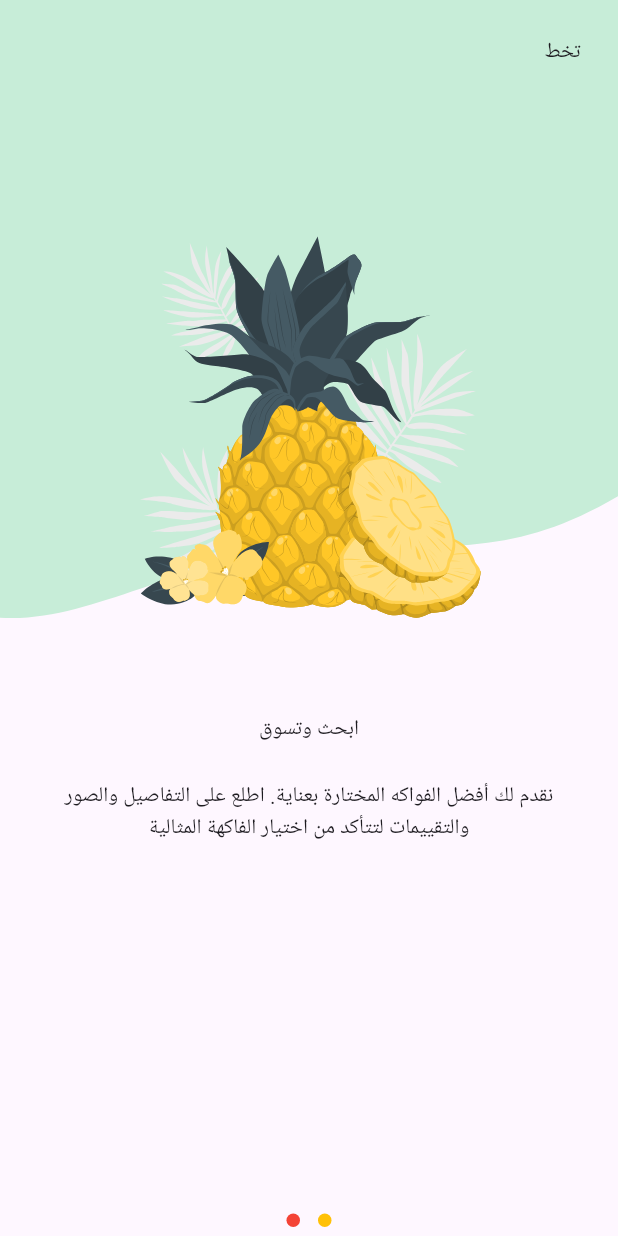
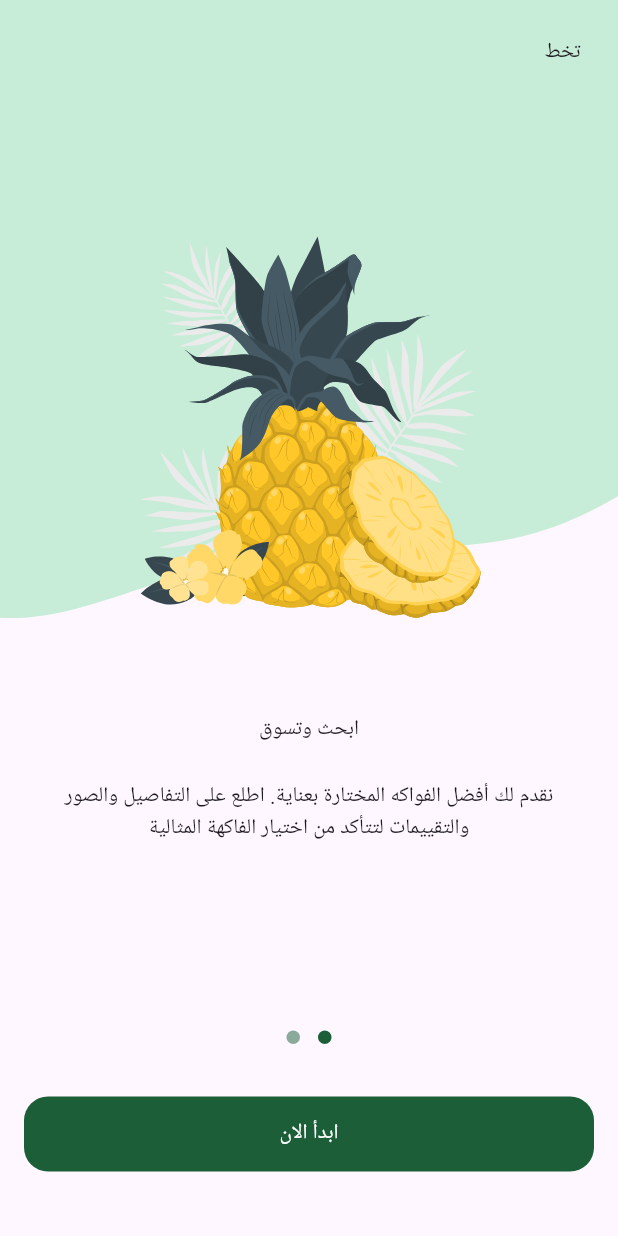
Before and after one commit to HamzaAlwajeeh/Fruits-Hub, a Flutter app: the screen it shows after launch, swiped to page 2, on a phone screen of 412 x 824 dp. Run offline on Flutter 3.47's test engine with Material 3 defaults, Android fonts, the phone set to English and light mode, and no system bars; drawn by our look-alikes of dots_indicator; our stand-ins replace flutter_svg.

Commit message:
Enhance onboarding with custom button and indicator styling

```diff
--- a/lib/Features/on_Boarding/presentation/views/on_boarding_view.dart
+++ b/lib/Features/on_Boarding/presentation/views/on_boarding_view.dart
@@ -1,4 +1,3 @@
-import 'package:dots_indicator/dots_indicator.dart';
 import 'package:flutter/material.dart';
 import 'package:fruits_hub/Features/on_Boarding/presentation/views/widgets/on_boarding_body.dart';
 
@@ -7,19 +6,6 @@ class OnBoardingView extends StatelessWidget {
   static const String routeName = 'onBoarding';
   @override
   Widget build(BuildContext context) {
-    return Scaffold(
-      body: Column(
-        children: [
-          Expanded(child: OnBoardingBody()),
-          DotsIndicator(
-            dotsCount: 2,
-            decorator: DotsDecorator(
-              activeColor: Colors.amber,
-              color: Colors.red,
-            ),
-          ),
-        ],
-      ),
-    );
+    return Scaffold(body: OnBoardingBody());
   }
 }
--- a/lib/Features/on_Boarding/presentation/views/widgets/on_boarding_body.dart
+++ b/lib/Features/on_Boarding/presentation/views/widgets/on_boarding_body.dart
@@ -1,11 +1,31 @@
+import 'package:dots_indicator/dots_indicator.dart';
 import 'package:flutter/material.dart';
 import 'package:fruits_hub/Features/on_Boarding/presentation/views/widgets/on_boarding_page_view.dart';
+import 'package:fruits_hub/core/utils/app_colors.dart';
+import 'package:fruits_hub/core/widgets/custom_button.dart';
 
 class OnBoardingBody extends StatelessWidget {
   const OnBoardingBody({super.key});
 
   @override
   Widget build(BuildContext context) {
-    return Column(children: [Expanded(child: OnBoardingPageView())]);
+    return Column(
+      children: [
+        Expanded(child: OnBoardingPageView()),
+        DotsIndicator(
+          dotsCount: 2,
+          decorator: DotsDecorator(
+            color: AppColors.primaryColor.withOpacity(0.5),
+            activeColor: AppColors.primaryColor,
+          ),
+        ),
+        SizedBox(height: 29),
+        Padding(
+          padding: const EdgeInsets.symmetric(horizontal: 16),
+          child: CustomButton(text: 'ابدأ الان'),
+        ),
+        SizedBox(height: 43),
+      ],
+    );
   }
 }
--- /dev/null
+++ b/lib/core/utils/app_colors.dart
@@ -0,0 +1,5 @@
+import 'package:flutter/material.dart';
+
+abstract class AppColors {
+  static const Color primaryColor = Color(0xff1B5E37);
+}
--- /dev/null
+++ b/lib/core/widgets/custom_button.dart
@@ -0,0 +1,25 @@
+import 'package:flutter/material.dart';
+import 'package:fruits_hub/core/utils/app_colors.dart';
+
+class CustomButton extends StatelessWidget {
+  const CustomButton({super.key, this.onPressed, required this.text});
+  final VoidCallback? onPressed;
+  final String text;
+  @override
+  Widget build(BuildContext context) {
+    return SizedBox(
+      width: double.infinity,
+      height: 50,
+      child: TextButton(
+        onPressed: onPressed,
+        style: TextButton.styleFrom(
+          backgroundColor: AppColors.primaryColor,
+          shape: RoundedRectangleBorder(
+            borderRadius: BorderRadius.circular(16),
+          ),
+        ),
+        child: Text(text, style: TextStyle(color: Colors.white)),
+      ),
+    );
+  }
+}
```
